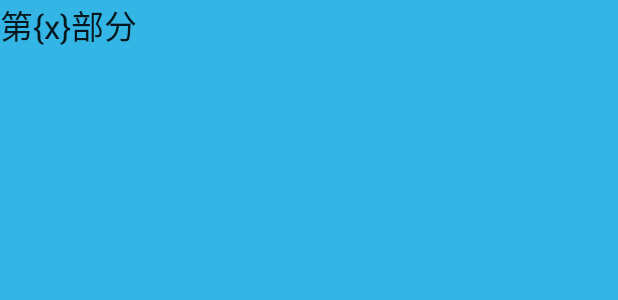
After one commit to 10211509/makeCheating, an Android app: the layout item_exampaper_question_header.xml on its own in the app's theme, with its tools: preview values and no code run, on a phone screen of 412 x 824 dp. The commit adds this screen. Shown: the top 300 px of the screen. Run offline under Robolectric (Android 15) with nearby library versions, the phone set to English and light mode, and no system bars.

Commit message:
commit Question List Activity

```diff
--- a/app/build.gradle
+++ b/app/build.gradle
@@ -32,7 +32,9 @@ dependencies {
     compile 'de.greenrobot:eventbus:2.4.0'
     compile 'com.afollestad:material-dialogs:0.7.8.1'
     compile 'com.tencent.bugly:crashreport:1.2.3.8'  //其中<version>替换为当前最新bugly版本号1.2.3.8
-    compile 'se.emilsjolander:stickylistheaders:2.7.0'}
+    compile 'se.emilsjolander:stickylistheaders:2.7.0'
+//    compile 'com.squareup.phrase:phrase:1.1.0'
+}
 
 
 bugly {
--- a/app/src/main/java/nobugs/team/cheating/ui/activity/ExamPaperActivity.java
+++ b/app/src/main/java/nobugs/team/cheating/ui/activity/ExamPaperActivity.java
@@ -13,6 +13,7 @@ import nobugs.team.cheating.mvp.model.Question;
 import nobugs.team.cheating.mvp.presenter.IPresenter;
 import nobugs.team.cheating.mvp.presenter.QuestionPresenter;
 import nobugs.team.cheating.mvp.presenter.impl.QuestionPresenterImpl;
+import nobugs.team.cheating.ui.adapter.QuestionListAdapter;
 import se.emilsjolander.stickylistheaders.StickyListHeadersListView;
 
 public class ExamPaperActivity extends BaseActivity<QuestionPresenter> implements QuestionPresenter.View {
@@ -39,7 +40,8 @@ public class ExamPaperActivity extends BaseActivity<QuestionPresenter> implement
 
     @Override
     public void showData(List<Question> data) {
-
+        QuestionListAdapter questionListAdapter = new QuestionListAdapter(this,data);
+        listTestQuestions.setAdapter(questionListAdapter);
     }
 
     @Override
--- /dev/null
+++ b/app/src/main/res/layout/item_exampaper_question_header.xml
@@ -0,0 +1,12 @@
+<?xml version="1.0" encoding="utf-8"?>
+<LinearLayout xmlns:android="http://schemas.android.com/apk/res/android"
+    android:layout_width="match_parent" android:layout_height="match_parent"
+    android:background="@android:color/holo_blue_light">
+
+    <TextView
+        android:layout_width="wrap_content"
+        android:layout_height="wrap_content"
+        android:textAppearance="?android:attr/textAppearanceLarge"
+        android:text="第{x}部分"
+        android:id="@+id/tv_question_header" />
+</LinearLayout>
```
Also changed, not shown: app/src/main/java/nobugs/team/cheating/mvp/model/Question.java (+9 -0 lines), app/src/main/java/nobugs/team/cheating/mvp/presenter/impl/QuestionPresenterImpl.java (+22 -0 lines), app/src/main/java/nobugs/team/cheating/ui/adapter/QuestionListAdapter.java (+47 -6 lines), app/src/main/res/layout/item_exampaper_question.xml (added, +11 -0 lines), 1 other file.
